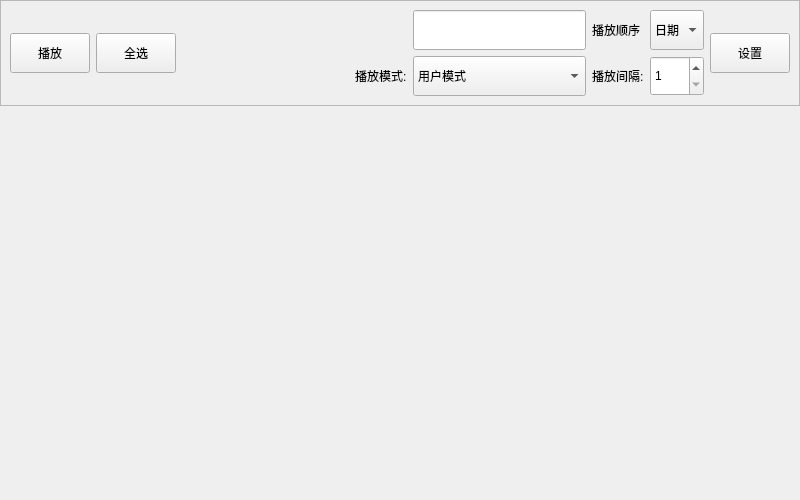
Above: FrameFlow/SubWidget/WallPaper/DesignFile/MainWidget.ui from YUN-LJ/FrameFlow before the change. Below: the same form after it.
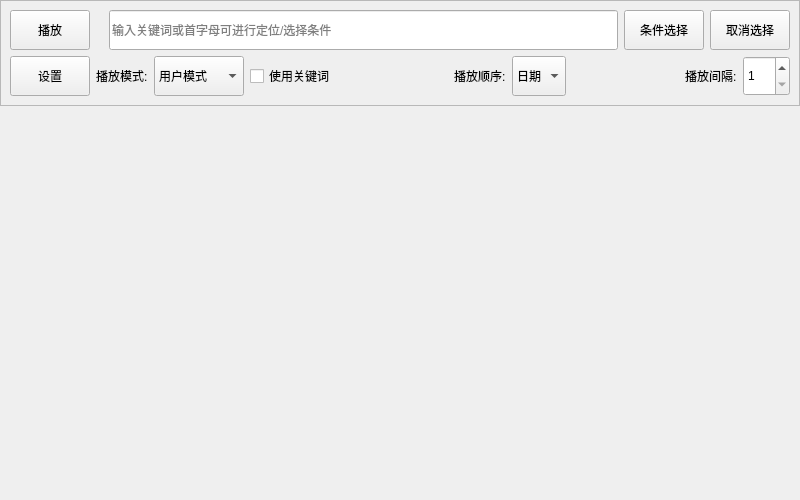
That is the form after the change. Custom widgets are drawn as their Qt base class.

Commit message: 完成下载模块、收藏夹模块、壁纸播放模块的数据与UI分层

```diff
--- a/FrameFlow/SubWidget/WallPaper/DesignFile/MainWidget.ui
+++ b/FrameFlow/SubWidget/WallPaper/DesignFile/MainWidget.ui
@@ -40,49 +40,57 @@
         <x>0</x>
         <y>0</y>
         <width>798</width>
-        <height>106</height>
+        <height>110</height>
        </rect>
       </property>
       <layout class="QHBoxLayout" name="horizontalLayout_2">
-       <item>
-        <widget class="PrimaryPushButton" name="pushButton_play">
-         <property name="minimumSize">
-          <size>
-           <width>0</width>
-           <height>40</height>
-          </size>
-         </property>
-         <property name="text">
-          <string>播放</string>
-         </property>
-        </widget>
-       </item>
-       <item>
-        <widget class="PrimaryPushButton" name="pushButton_choice_all">
-         <property name="minimumSize">
-          <size>
-           <width>0</width>
-           <height>40</height>
-          </size>
-         </property>
-         <property name="text">
-          <string>全选</string>
-         </property>
-        </widget>
-       </item>
        <item>
         <layout class="QGridLayout" name="gridLayout">
-         <item row="0" column="2">
-          <widget class="SearchLineEdit" name="lineEdit_search">
+         <item row="3" column="1">
+          <layout class="QHBoxLayout" name="horizontalLayout_4">
+           <item>
+            <widget class="QLabel" name="label_mode">
+             <property name="styleSheet">
+              <string notr="true">font: 12pt &quot;Microsoft YaHei UI&quot;;</string>
+             </property>
+             <property name="text">
+              <string>播放模式:</string>
+             </property>
+            </widget>
+           </item>
+           <item>
+            <widget class="ComboBox" name="comboBox_mode">
            <property name="minimumSize">
             <size>
              <width>0</width>
              <height>40</height>
             </size>
            </property>
-          </widget>
-         </item>
-         <item row="0" column="0">
+             <item>
+              <property name="text">
+               <string>用户模式</string>
+              </property>
+             </item>
+             <item>
+              <property name="text">
+               <string>收藏夹模式</string>
+              </property>
+             </item>
+             <item>
+              <property name="text">
+               <string>视频模式</string>
+              </property>
+             </item>
+            </widget>
+           </item>
+           <item>
+            <widget class="SwitchButton" name="checkBox_use_tag">
+             <property name="text">
+              <string>使用关键词</string>
+             </property>
+            </widget>
+           </item>
+           <item>
           <spacer name="horizontalSpacer">
            <property name="orientation">
             <enum>Qt::Orientation::Horizontal</enum>
@@ -95,7 +103,50 @@
            </property>
           </spacer>
          </item>
-         <item row="2" column="4">
+           <item>
+            <widget class="QLabel" name="label_order">
+             <property name="styleSheet">
+              <string notr="true">font: 12pt &quot;Microsoft YaHei UI&quot;;</string>
+             </property>
+             <property name="text">
+              <string>播放顺序:</string>
+             </property>
+            </widget>
+           </item>
+           <item>
+            <widget class="ComboBox" name="comboBox">
+             <property name="minimumSize">
+              <size>
+               <width>0</width>
+               <height>40</height>
+              </size>
+             </property>
+             <item>
+              <property name="text">
+               <string>日期</string>
+              </property>
+             </item>
+             <item>
+              <property name="text">
+               <string>随机</string>
+              </property>
+             </item>
+            </widget>
+           </item>
+           <item>
+            <spacer name="horizontalSpacer_2">
+             <property name="orientation">
+              <enum>Qt::Orientation::Horizontal</enum>
+             </property>
+             <property name="sizeHint" stdset="0">
+              <size>
+               <width>40</width>
+               <height>20</height>
+              </size>
+             </property>
+            </spacer>
+           </item>
+           <item>
           <widget class="QLabel" name="label">
            <property name="styleSheet">
             <string notr="true">font: 12pt &quot;Microsoft YaHei UI&quot;;</string>
@@ -105,7 +156,7 @@
            </property>
           </widget>
          </item>
-         <item row="2" column="5">
+           <item>
           <widget class="SpinBox" name="spinBox_time">
            <property name="minimumSize">
             <size>
@@ -121,74 +172,75 @@
            </property>
           </widget>
          </item>
-         <item row="0" column="5">
-          <widget class="ComboBox" name="comboBox">
-           <property name="minimumSize">
-            <size>
-             <width>0</width>
-             <height>40</height>
-            </size>
-           </property>
-           <item>
-            <property name="text">
-             <string>日期</string>
-            </property>
-           </item>
+          </layout>
+         </item>
+         <item row="1" column="1">
+          <layout class="QHBoxLayout" name="horizontalLayout_3">
            <item>
-            <property name="text">
-             <string>随机</string>
-            </property>
-           </item>
-          </widget>
-         </item>
-         <item row="0" column="4">
-          <widget class="QLabel" name="label_order">
+            <widget class="QLabel" name="label_progress">
            <property name="styleSheet">
             <string notr="true">font: 12pt &quot;Microsoft YaHei UI&quot;;</string>
            </property>
            <property name="text">
-            <string>播放顺序</string>
+              <string/>
            </property>
           </widget>
          </item>
-         <item row="2" column="1">
-          <widget class="QLabel" name="label_mode">
-           <property name="styleSheet">
-            <string notr="true">font: 12pt &quot;Microsoft YaHei UI&quot;;</string>
-           </property>
-           <property name="text">
-            <string>播放模式:</string>
+           <item>
+            <widget class="SearchLineEdit" name="lineEdit_search">
+             <property name="minimumSize">
+              <size>
+               <width>0</width>
+               <height>40</height>
+              </size>
+             </property>
+             <property name="placeholderText">
+              <string>输入关键词或首字母可进行定位/选择条件</string>
            </property>
           </widget>
          </item>
-         <item row="2" column="2">
-          <widget class="ComboBox" name="comboBox_mode">
+           <item>
+            <widget class="PrimaryPushButton" name="pushButton_select">
            <property name="minimumSize">
             <size>
              <width>0</width>
              <height>40</height>
             </size>
            </property>
-           <item>
             <property name="text">
-             <string>用户模式</string>
-            </property>
+              <string>条件选择</string>
+             </property>
+            </widget>
            </item>
            <item>
-            <property name="text">
-             <string>收藏夹模式</string>
-            </property>
-           </item>
-           <item>
+            <widget class="PrimaryPushButton" name="pushButton_cancel_select">
+             <property name="minimumSize">
+              <size>
+               <width>0</width>
+               <height>40</height>
+              </size>
+             </property>
             <property name="text">
-             <string>视频模式</string>
-            </property>
-           </item>
+              <string>取消选择</string>
+             </property>
           </widget>
          </item>
         </layout>
        </item>
-       <item>
+         <item row="1" column="0">
+          <widget class="PrimaryPushButton" name="pushButton_play">
+           <property name="minimumSize">
+            <size>
+             <width>0</width>
+             <height>40</height>
+            </size>
+           </property>
+           <property name="text">
+            <string>播放</string>
+           </property>
+          </widget>
+         </item>
+         <item row="3" column="0">
         <widget class="PrimaryPushButton" name="pushButton_set">
          <property name="minimumSize">
           <size>
@@ -202,6 +254,8 @@
         </widget>
        </item>
       </layout>
+       </item>
+      </layout>
      </widget>
     </widget>
    </item>
@@ -231,6 +285,11 @@
    <extends>QLineEdit</extends>
    <header>qfluentwidgets.components.widgets</header>
   </customwidget>
+  <customwidget>
+   <class>SwitchButton</class>
+   <extends>QCheckBox</extends>
+   <header>qfluentwidgets.components.widgets</header>
+  </customwidget>
  </customwidgets>
  <resources/>
  <connections/>
```
Lines whose indentation alone changed are shown as unchanged. The commit also changes 48 other files.
